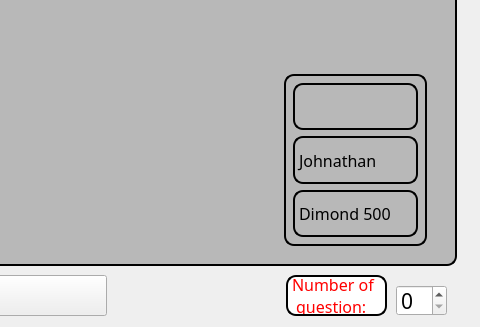
This is RCVproject/scene/roomscene.ui in pqhung0811/rungchuongvang as Qt 5 draws it before an edit; both pictures show x 354 to 834 and y 215 to 542 of the 834 by 542 pixel window. The edited form follows.
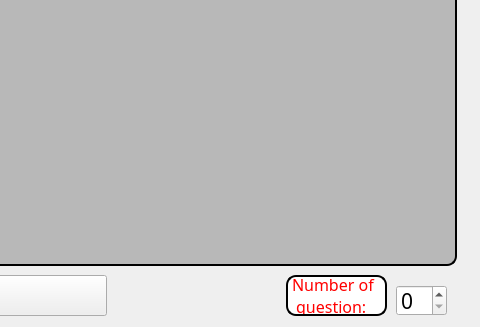
This is the edited form. Icons and pictures are not drawn.

Patch:
```diff
--- a/RCVproject/scene/roomscene.ui
+++ b/RCVproject/scene/roomscene.ui
@@ -155,63 +155,6 @@
        <layout class="QVBoxLayout" name="verticalLayout"/>
       </widget>
      </item>
-     <item row="1" column="4">
-      <widget class="QWidget" name="myVerticalWidget_6" native="true">
-       <property name="cursor">
-        <cursorShape>SizeAllCursor</cursorShape>
-       </property>
-       <property name="styleSheet">
-        <string notr="true">background-color: #b8b8b8; border: 2px solid black; border-radius: 10px;</string>
-       </property>
-       <layout class="QVBoxLayout" name="verticalLayout_8">
-        <item>
-         <widget class="QLabel" name="label_22">
-          <property name="styleSheet">
-           <string notr="true">background-color: #b8b8b8; border: 2px solid black; border-radius: 10px;</string>
-          </property>
-          <property name="text">
-           <string/>
-          </property>
-          <property name="pixmap">
-           <pixmap resource="../resource.qrc">:/images/icons8-student-64.png</pixmap>
-          </property>
-         </widget>
-        </item>
-        <item>
-         <widget class="QLabel" name="label_23">
-          <property name="font">
-           <font>
-            <family>VNI-Duff</family>
-            <pointsize>12</pointsize>
-           </font>
-          </property>
-          <property name="styleSheet">
-           <string notr="true">background-color: #b8b8b8; border: 2px solid black; border-radius: 10px;</string>
-          </property>
-          <property name="text">
-           <string>Johnathan</string>
-          </property>
-         </widget>
-        </item>
-        <item>
-         <widget class="QLabel" name="label_24">
-          <property name="font">
-           <font>
-            <family>VNI-Chancery</family>
-            <pointsize>12</pointsize>
-           </font>
-          </property>
-          <property name="styleSheet">
-           <string notr="true">background-color: #b8b8b8; border: 2px solid black; border-radius: 10px;</string>
-          </property>
-          <property name="text">
-           <string>Dimond 500</string>
-          </property>
-         </widget>
-        </item>
-       </layout>
-      </widget>
-     </item>
     </layout>
    </widget>
   </widget>
```
